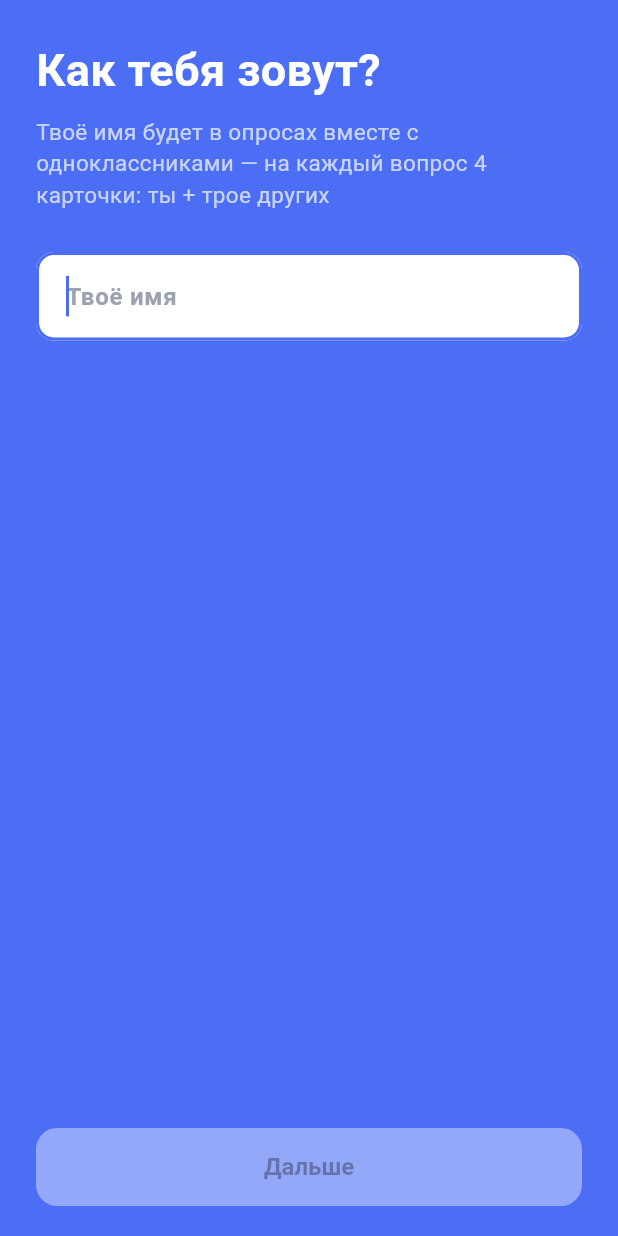
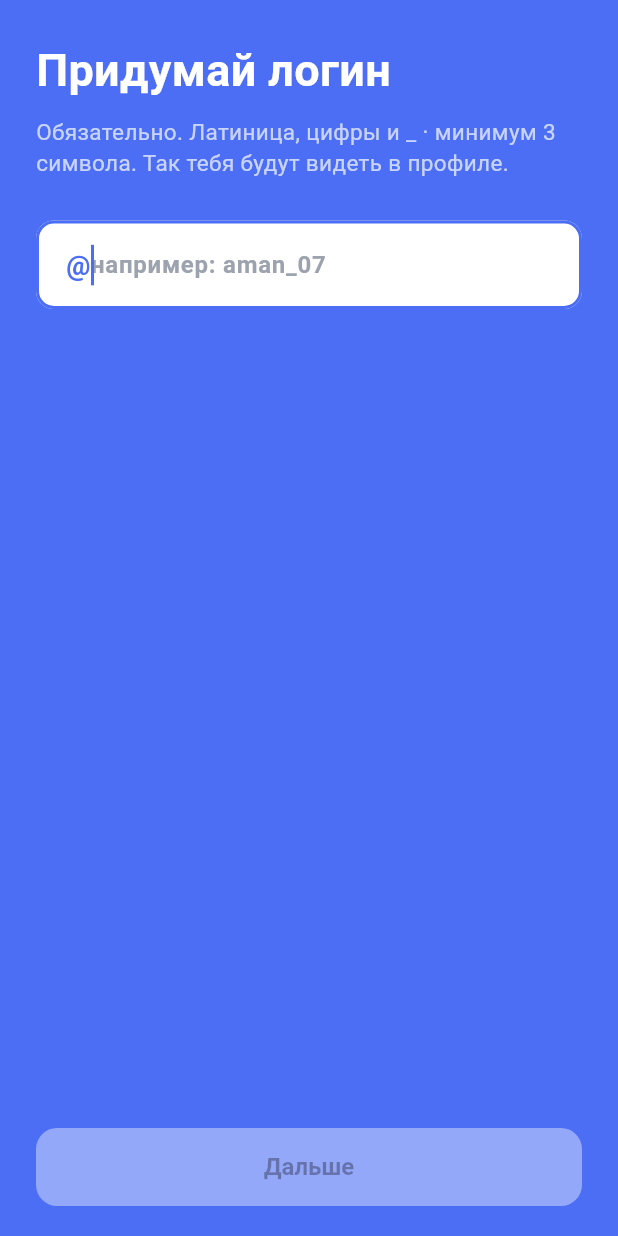
Before and after one commit to amanvelikiigmailcom/poll-main, a Flutter app: the MainTab screen opened directly, after a tap on the "edit" icon, on a phone screen of 412 x 824 dp. Run offline on Flutter 3.47's test engine with Material 3 defaults, Android fonts, the phone set to English and light mode, and no system bars; our stand-ins replace cached_network_image, dio, equatable, firebase_core, firebase_messaging, flutter_animate and 10 more; accounts and stored records are empty.

Commit message:
Require username before names onboarding
First step: invent a login (latin, digits, _), then real name,
then classmates. Onboarding incomplete without username.

```diff
--- a/app/lib/screens/onboarding/names_entry_screen.dart
+++ b/app/lib/screens/onboarding/names_entry_screen.dart
@@ -1,4 +1,5 @@
 import 'package:flutter/material.dart';
+import 'package:flutter/services.dart';
 import 'package:go_router/go_router.dart';
 import '../../router/app_router.dart';
 import '../../services/local_game_service.dart';
@@ -7,8 +8,9 @@ const Color _primaryBlue = Color(0xFF4B6EF5);
 const int _minFriends = LocalGameService.minFriends;
 
 /// Gas-style onboarding:
-/// 1) Your own name (always appears as one of 4 answer cards)
-/// 2) At least 3 classmates — the other three cards each round
+/// 0) Username / login (required)
+/// 1) Your display name (always on answer cards)
+/// 2) At least 3 classmates
 class NamesEntryScreen extends StatefulWidget {
   const NamesEntryScreen({super.key});
 
@@ -17,16 +19,21 @@ class NamesEntryScreen extends StatefulWidget {
 }
 
 class _NamesEntryScreenState extends State<NamesEntryScreen> {
-  /// 0 = own name, 1 = friends list
+  /// 0 = login, 1 = own name, 2 = friends
   int _step = 0;
 
+  final TextEditingController _usernameController = TextEditingController();
   final TextEditingController _playerController = TextEditingController();
   final TextEditingController _friendController = TextEditingController();
+  final FocusNode _usernameFocus = FocusNode();
   final FocusNode _playerFocus = FocusNode();
   final FocusNode _friendFocus = FocusNode();
+
+  String? _username;
   String? _playerName;
   final List<String> _friends = [];
   bool _saving = false;
+  String? _usernameError;
 
   @override
   void initState() {
@@ -34,39 +41,78 @@ class _NamesEntryScreenState extends State<NamesEntryScreen> {
     _prefill();
   }
 
-  /// Keep keyboard open and caret in the friend field after each add.
-  void _refocusFriendField() {
+  void _refocus(FocusNode node) {
     WidgetsBinding.instance.addPostFrameCallback((_) {
       if (!mounted) return;
-      _friendFocus.requestFocus();
+      node.requestFocus();
     });
   }
 
   Future<void> _prefill() async {
+    final existingUser = await LocalGameService.instance.getUsername();
     final existingPlayer = await LocalGameService.instance.getPlayerName();
     final existingFriends = await LocalGameService.instance.getNames();
     if (!mounted) return;
+
+    if (existingUser != null && existingUser.isNotEmpty) {
+      _username = existingUser;
+      _usernameController.text = existingUser;
+    }
     if (existingPlayer != null && existingPlayer.isNotEmpty) {
-      setState(() {
-        _playerName = existingPlayer;
-        _playerController.text = existingPlayer;
-        _friends
-          ..clear()
-          ..addAll(existingFriends);
-        // If already complete, still show friends step so they can edit.
-        _step = 1;
-      });
-      _refocusFriendField();
+      _playerName = existingPlayer;
+      _playerController.text = existingPlayer;
+    }
+    if (existingFriends.isNotEmpty) {
+      _friends
+        ..clear()
+        ..addAll(existingFriends);
+    }
+
+    // Resume at the first incomplete step when editing.
+    int step = 0;
+    if (existingUser != null && existingUser.isNotEmpty) {
+      step = 1;
+      if (existingPlayer != null && existingPlayer.isNotEmpty) {
+        step = 2;
+      }
+    }
+    setState(() => _step = step);
+    if (step == 0) {
+      _refocus(_usernameFocus);
+    } else if (step == 1) {
+      _refocus(_playerFocus);
+    } else {
+      _refocus(_friendFocus);
     }
   }
 
   @override
   void dispose() {
+    _usernameController.dispose();
     _playerController.dispose();
     _friendController.dispose();
+    _usernameFocus.dispose();
     _playerFocus.dispose();
     _friendFocus.dispose();
     super.dispose();
+  }
+
+  bool get _usernameValid {
+    return LocalGameService.validateUsername(_usernameController.text) == null;
+  }
+
+  void _goToNameStep() {
+    final err = LocalGameService.validateUsername(_usernameController.text);
+    setState(() => _usernameError = err);
+    if (err != null) {
+      _refocus(_usernameFocus);
+      return;
+    }
+    setState(() {
+      _username = _usernameController.text.trim();
+      _step = 1;
+    });
+    _refocus(_playerFocus);
   }
 
   void _goToFriendsStep() {
@@ -74,15 +120,15 @@ class _NamesEntryScreenState extends State<NamesEntryScreen> {
     if (name.isEmpty) return;
     setState(() {
       _playerName = name;
-      _step = 1;
+      _step = 2;
     });
-    _refocusFriendField();
+    _refocus(_friendFocus);
   }
 
   void _addFriend() {
     final name = _friendController.text.trim();
     if (name.isEmpty) {
-      _refocusFriendField();
+      _refocus(_friendFocus);
       return;
     }
     final player = (_playerName ?? '').toLowerCase();
@@ -91,19 +137,19 @@ class _NamesEntryScreenState extends State<NamesEntryScreen> {
       ScaffoldMessenger.of(context).showSnackBar(
         const SnackBar(content: Text('Это уже твоё имя — добавь одноклассников')),
       );
-      _refocusFriendField();
+      _refocus(_friendFocus);
       return;
     }
     if (_friends.any((n) => n.toLowerCase() == name.toLowerCase())) {
       _friendController.clear();
-      _refocusFriendField();
+      _refocus(_friendFocus);
       return;
     }
     setState(() {
       _friends.add(name);
       _friendController.clear();
     });
-    _refocusFriendField();
+    _refocus(_friendFocus);
   }
 
   void _removeFriend(String name) {
@@ -111,10 +157,17 @@ class _NamesEntryScreenState extends State<NamesEntryScreen> {
   }
 
   Future<void> _continue() async {
+    final user = _username?.trim() ?? '';
     final player = _playerName?.trim() ?? '';
-    if (player.isEmpty || _friends.length < _minFriends || _saving) return;
+    if (user.isEmpty ||
+        player.isEmpty ||
+        _friends.length < _minFriends ||
+        _saving) {
+      return;
+    }
     setState(() => _saving = true);
     await LocalGameService.instance.savePlayerAndFriends(
+      username: user,
       playerName: player,
       friends: List<String>.from(_friends),
     );
@@ -129,9 +182,94 @@ class _NamesEntryScreenState extends State<NamesEntryScreen> {
       body: SafeArea(
         child: Padding(
           padding: const EdgeInsets.fromLTRB(24, 24, 24, 20),
-          child: _step == 0 ? _buildPlayerStep() : _buildFriendsStep(),
+          child: switch (_step) {
+            0 => _buildUsernameStep(),
+            1 => _buildPlayerStep(),
+            _ => _buildFriendsStep(),
+          },
         ),
       ),
+    );
+  }
+
+  Widget _buildUsernameStep() {
+    return Column(
+      crossAxisAlignment: CrossAxisAlignment.stretch,
+      children: [
+        const Text(
+          'Придумай логин',
+          style: TextStyle(
+            color: Colors.white,
+            fontSize: 30,
+            fontWeight: FontWeight.bold,
+          ),
+        ),
+        const SizedBox(height: 8),
+        const Text(
+          'Обязательно. Латиница, цифры и _ · минимум 3 символа. '
+          'Так тебя будут видеть в профиле.',
+          style: TextStyle(color: Colors.white70, fontSize: 15, height: 1.4),
+        ),
+        const SizedBox(height: 28),
+        TextField(
+          controller: _usernameController,
+          focusNode: _usernameFocus,
+          autofocus: true,
+          textInputAction: TextInputAction.done,
+          onChanged: (_) {
+            setState(() {
+              _usernameError =
+                  LocalGameService.validateUsername(_usernameController.text);
+            });
+          },
+          onSubmitted: (_) => _goToNameStep(),
+          inputFormatters: [
+            FilteringTextInputFormatter.allow(RegExp(r'[a-zA-Z0-9_]')),
+            LengthLimitingTextInputFormatter(24),
+          ],
+          style: const TextStyle(fontSize: 18, fontWeight: FontWeight.w600),
+          decoration: InputDecoration(
+            hintText: 'например: aman_07',
+            prefixText: '@',
+            prefixStyle: const TextStyle(
+              fontSize: 18,
+              fontWeight: FontWeight.w700,
+              color: _primaryBlue,
+            ),
+            errorText: _usernameError,
+            errorStyle: const TextStyle(color: Color(0xFFFFCDD2)),
+            filled: true,
+            fillColor: Colors.white,
+            contentPadding:
+                const EdgeInsets.symmetric(horizontal: 16, vertical: 16),
+            border: OutlineInputBorder(
+              borderRadius: BorderRadius.circular(14),
+              borderSide: BorderSide.none,
+            ),
+          ),
+        ),
+        const Spacer(),
+        SizedBox(
+          width: double.infinity,
+          child: ElevatedButton(
+            onPressed: _usernameValid ? _goToNameStep : null,
+            style: ElevatedButton.styleFrom(
+              backgroundColor: Colors.white,
+              foregroundColor: _primaryBlue,
+              disabledBackgroundColor: Colors.white.withOpacity(0.4),
+              padding: const EdgeInsets.symmetric(vertical: 16),
+              shape: RoundedRectangleBorder(
+                borderRadius: BorderRadius.circular(14),
+              ),
+              elevation: 0,
+            ),
+            child: const Text(
+              'Дальше',
+              style: TextStyle(fontSize: 16, fontWeight: FontWeight.w700),
+            ),
+          ),
+        ),
+      ],
     );
   }
 
@@ -140,6 +278,29 @@ class _NamesEntryScreenState extends State<NamesEntryScreen> {
     return Column(
       crossAxisAlignment: CrossAxisAlignment.stretch,
       children: [
+        Row(
+          children: [
+            IconButton(
+              onPressed: () {
+                setState(() => _step = 0);
+                _refocus(_usernameFocus);
+              },
+              icon: const Icon(Icons.arrow_back_rounded, color: Colors.white),
+            ),
+            Expanded(
+              child: Text(
+                '@${_username ?? ''}',
+                style: const TextStyle(
+                  color: Colors.white70,
+                  fontSize: 16,
+                  fontWeight: FontWeight.w600,
+                ),
+                overflow: TextOverflow.ellipsis,
+              ),
+            ),
+          ],
+        ),
+        const SizedBox(height: 8),
         const Text(
           'Как тебя зовут?',
           style: TextStyle(
@@ -150,18 +311,17 @@ class _NamesEntryScreenState extends State<NamesEntryScreen> {
         ),
         const SizedBox(height: 8),
         const Text(
-          'Твоё имя будет в опросах вместе с одноклассниками — '
-          'на каждый вопрос 4 карточки: ты + трое других',
+          'Имя на карточках в опросах — ты + трое одноклассников',
           style: TextStyle(color: Colors.white70, fontSize: 15, height: 1.4),
         ),
         const SizedBox(height: 28),
         TextField(
           controller: _playerController,
           focusNode: _playerFocus,
+          autofocus: true,
           textInputAction: TextInputAction.done,
           onChanged: (_) => setState(() {}),
           onSubmitted: (_) => _goToFriendsStep(),
-          autofocus: true,
           style: const TextStyle(fontSize: 18, fontWeight: FontWeight.w600),
           decoration: InputDecoration(
             hintText: 'Твоё имя',
@@ -208,15 +368,18 @@ class _NamesEntryScreenState extends State<NamesEntryScreen> {
         Row(
           children: [
             IconButton(
-              onPressed: () => setState(() => _step = 0),
+              onPressed: () {
+                setState(() => _step = 1);
+                _refocus(_playerFocus);
+              },
               icon: const Icon(Icons.arrow_back_rounded, color: Colors.white),
             ),
             Expanded(
               child: Text(
-                'Привет, ${_playerName ?? ''}!',
+                'Привет, ${_playerName ?? ''} · @${_username ?? ''}',
                 style: const TextStyle(
                   color: Colors.white,
-                  fontSize: 22,
+                  fontSize: 18,
                   fontWeight: FontWeight.bold,
                 ),
                 overflow: TextOverflow.ellipsis,
@@ -247,7 +410,6 @@ class _NamesEntryScreenState extends State<NamesEntryScreen> {
                 focusNode: _friendFocus,
                 autofocus: true,
                 textInputAction: TextInputAction.done,
-                // Enter / Done adds name and focus returns to empty field
                 onSubmitted: (_) => _addFriend(),
                 style: const TextStyle(fontSize: 16),
                 decoration: InputDecoration(
@@ -284,7 +446,6 @@ class _NamesEntryScreenState extends State<NamesEntryScreen> {
           ],
         ),
         const SizedBox(height: 16),
-        // Always show self chip so user sees they are in the pool
         Wrap(
           spacing: 10,
           runSpacing: 10,
--- a/app/lib/services/local_game_service.dart
+++ b/app/lib/services/local_game_service.dart
@@ -31,6 +31,7 @@ class LocalGameService {
   LocalGameService._();
   static final LocalGameService instance = LocalGameService._();
 
+  static const _usernameKey = 'local_username';
   static const _playerNameKey = 'local_player_name';
   static const _namesKey = 'local_friend_names';
   static const _starsKey = 'local_star_balance';
@@ -44,11 +45,40 @@ class LocalGameService {
   /// Always 4 cards: self + 3 others (Gas-style).
   static const int optionsPerQuestion = 4;
   static const int minFriends = 3;
+  static const int minUsernameLength = 3;
   static const List<String> _categoryOrder = ['sympathy', 'normal', 'humor'];
+  static final RegExp usernamePattern = RegExp(r'^[a-zA-Z0-9_]+$');
 
   final Random _random = Random();
 
   Future<SharedPreferences> get _prefs => SharedPreferences.getInstance();
+
+  // ── Username / login (required first) ────────────────────────────────────
+
+  Future<String?> getUsername() async {
+    final prefs = await _prefs;
+    final u = prefs.getString(_usernameKey)?.trim();
+    if (u == null || u.isEmpty) return null;
+    return u;
+  }
+
+  Future<void> saveUsername(String username) async {
+    final prefs = await _prefs;
+    await prefs.setString(_usernameKey, username.trim());
+  }
+
+  /// Local rules only (no backend): latin letters, digits, `_`, min length.
+  static String? validateUsername(String raw) {
+    final v = raw.trim();
+    if (v.isEmpty) return 'Придумай логин';
+    if (v.length < minUsernameLength) {
+      return 'Минимум $minUsernameLength символа';
+    }
+    if (!usernamePattern.hasMatch(v)) {
+      return 'Только латиница, цифры и _';
+    }
+    return null;
+  }
 
   // ── Player name (always included in options) ─────────────────────────────
 
@@ -76,11 +106,14 @@ class LocalGameService {
     await prefs.setStringList(_namesKey, names);
   }
 
-  /// Ready to play: own name + at least [minFriends] classmates.
+  /// Ready to play: login + own name + at least [minFriends] classmates.
   Future<bool> hasEnoughNames() async {
+    final username = await getUsername();
     final player = await getPlayerName();
     final friends = await getNames();
-    return player != null &&
+    return username != null &&
+        username.isNotEmpty &&
+        player != null &&
         player.isNotEmpty &&
         friends.length >= minFriends;
   }
@@ -88,7 +121,11 @@ class LocalGameService {
   Future<void> savePlayerAndFriends({
     required String playerName,
     required List<String> friends,
+    String? username,
   }) async {
+    if (username != null && username.trim().isNotEmpty) {
+      await saveUsername(username);
+    }
     await savePlayerName(playerName);
     await saveNames(friends);
   }
```
Also changed, not shown: 1 other file.
